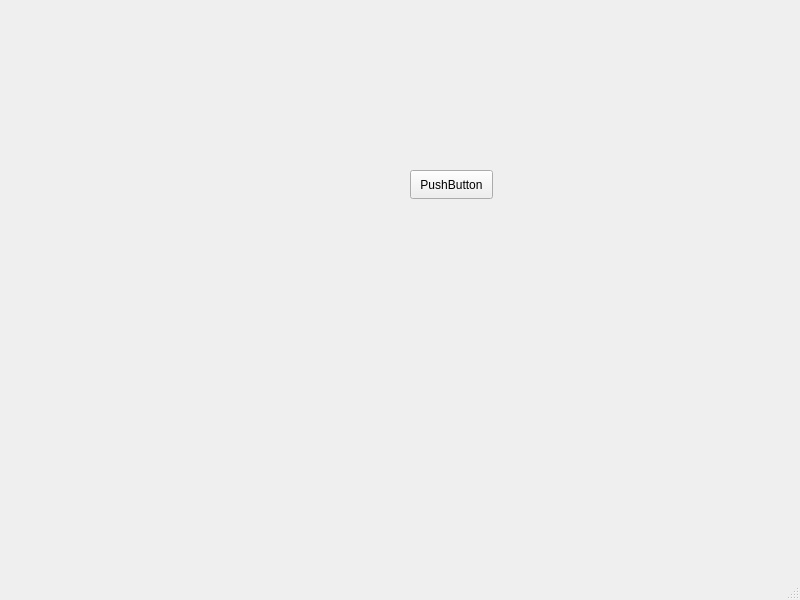
This is Source/playmenu.ui in Dzmitry-Leushukou/HANS as Qt 5 draws it before an edit. The edited form follows.
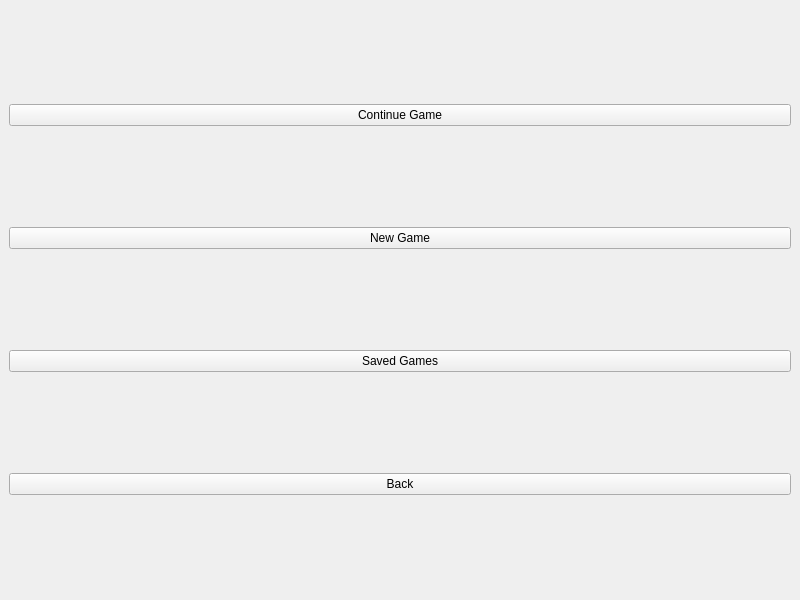
This is the edited form.

```diff
--- a/Source/playmenu.ui
+++ b/Source/playmenu.ui
@@ -14,31 +14,37 @@
    <string>MainWindow</string>
   </property>
   <widget class="QWidget" name="centralwidget">
-   <widget class="QPushButton" name="pushButton">
-    <property name="geometry">
-     <rect>
-      <x>410</x>
-      <y>170</y>
-      <width>83</width>
-      <height>29</height>
-     </rect>
-    </property>
+   <layout class="QGridLayout" name="gridLayout">
+    <item row="3" column="0">
+     <widget class="QPushButton" name="BackButton">
+      <property name="text">
+       <string>Back</string>
+      </property>
+     </widget>
+    </item>
+    <item row="0" column="0">
+     <widget class="QPushButton" name="ContinueButton">
     <property name="text">
-     <string>PushButton</string>
-    </property>
-   </widget>
-  </widget>
-  <widget class="QMenuBar" name="menubar">
-   <property name="geometry">
-    <rect>
-     <x>0</x>
-     <y>0</y>
-     <width>800</width>
-     <height>25</height>
-    </rect>
-   </property>
-  </widget>
-  <widget class="QStatusBar" name="statusbar"/>
+       <string>Continue Game</string>
+      </property>
+     </widget>
+    </item>
+    <item row="2" column="0">
+     <widget class="QPushButton" name="SavedButton">
+      <property name="text">
+       <string>Saved Games</string>
+      </property>
+     </widget>
+    </item>
+    <item row="1" column="0">
+     <widget class="QPushButton" name="NewGameButton">
+      <property name="text">
+       <string>New Game</string>
+      </property>
+     </widget>
+    </item>
+   </layout>
+  </widget>
  </widget>
  <resources/>
  <connections/>
```
Lines whose indentation alone changed are shown as unchanged.
